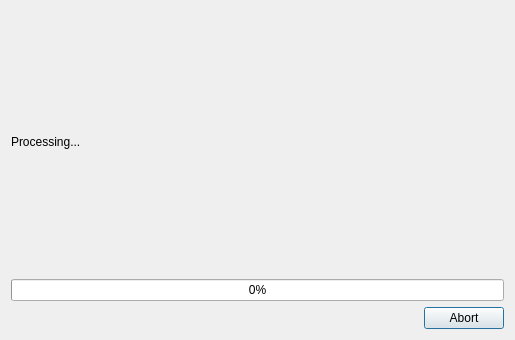
makerslocal/localplot, file dialogprogress.ui: the form before one commit.
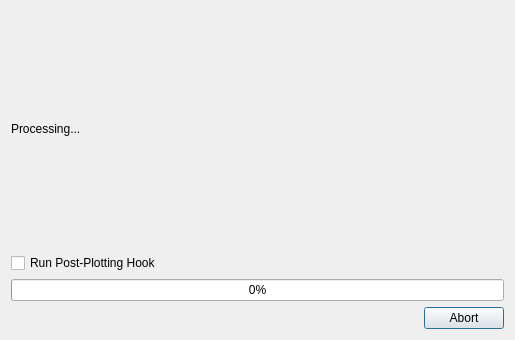
The form after the commit.

Commit message: Added boolean to enable hooks.

Patch:
```diff
--- a/dialogprogress.ui
+++ b/dialogprogress.ui
@@ -21,6 +21,13 @@
      </property>
     </widget>
    </item>
+   <item>
+    <widget class="QCheckBox" name="checkBox_hookFinishedEnabled">
+     <property name="text">
+      <string>Run Post-Plotting Hook</string>
+     </property>
+    </widget>
+   </item>
    <item>
     <widget class="QProgressBar" name="progressBar">
      <property name="value">
```
The commit also changes 6 other files.
